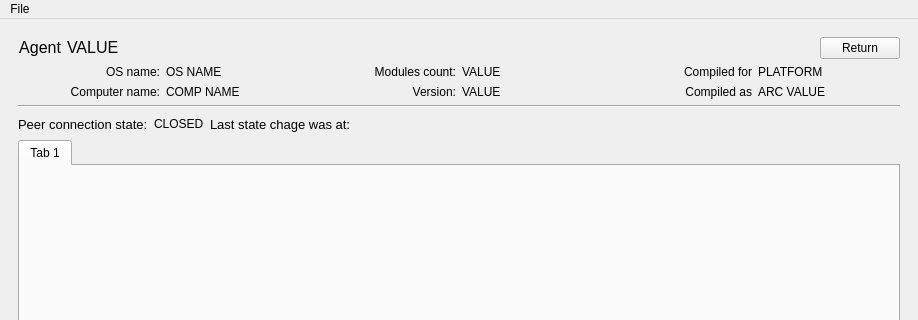
Above: operator-app/gui/MainWindow.ui from Al-Sah/grey-parrot-rat before the change; both pictures show x 0 to 918 and y 0 to 320 of the 918 by 605 pixel window. Below: the same form after it.
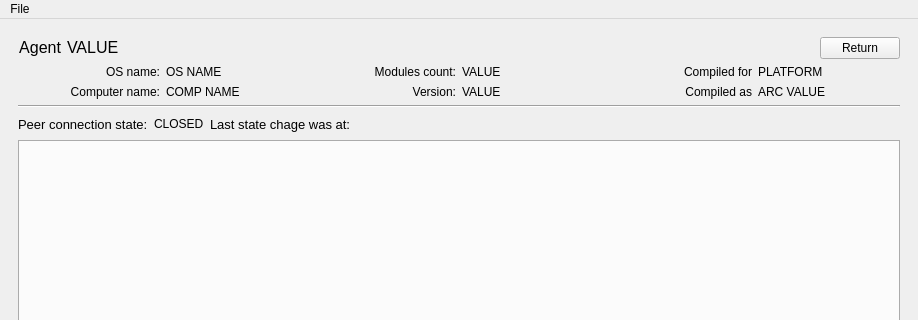
That is the form after the change.

```diff
--- a/operator-app/gui/MainWindow.ui
+++ b/operator-app/gui/MainWindow.ui
@@ -635,11 +635,6 @@
           <property name="currentIndex">
            <number>0</number>
           </property>
-          <widget class="QWidget" name="tab">
-           <attribute name="title">
-            <string>Tab 1</string>
-           </attribute>
-          </widget>
          </widget>
         </item>
        </layout>
```
Left out of the diff: 6 changed lines with no effect on the pictures.
